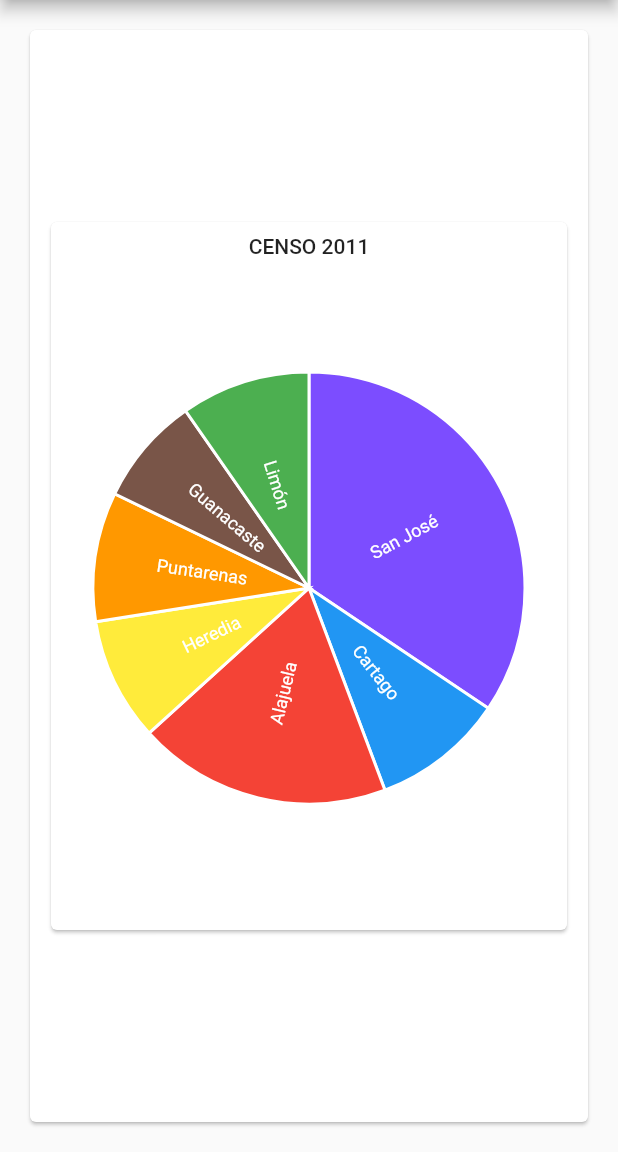
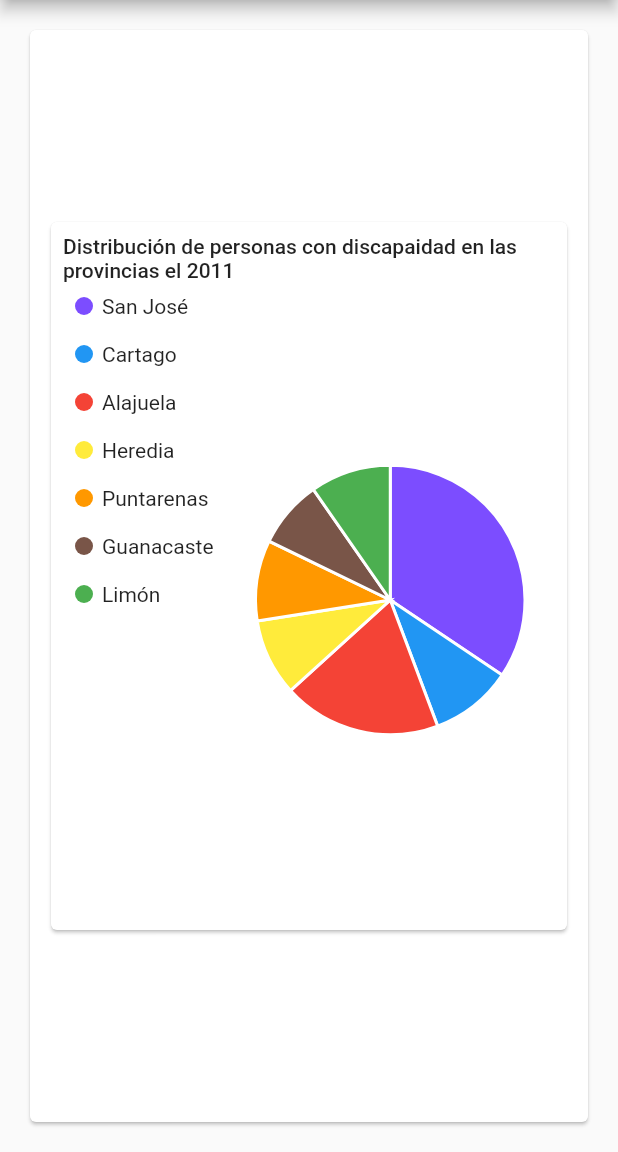
Before and after one commit to GarnierAdrian/visualizacion_proyecto_corto_1, a Flutter app: the screen it shows after launch, after a tap on "Burbuja", after a tap on "Pie", on a phone screen of 412 x 824 dp, the part 84-1236 px from its top. Run offline on Flutter 3.47's test engine with Material 2 defaults, Android fonts, the phone set to English and light mode, and no system bars; our stand-ins replace charts_flutter; missing offline and left inert: dart:ffi.

Commit message:
[UPDATE]: Corrección de titulos

```diff
--- a/PROGRA/pc_one_v/lib/make_bar_graphic.dart
+++ b/PROGRA/pc_one_v/lib/make_bar_graphic.dart
@@ -24,7 +24,7 @@ class StackedHorizontalBarChart extends StatelessWidget {
           child: Column(
             children: <Widget>[
               Text(
-                "CENSO 2011: PERSONAS CON DISCAPACIDAD TIPIFICADO POR SEXO Y PROVINCIA",
+                "Personas con discapacidad tipificado por sexy y provincia el 2011",
                 style: Theme.of(context).textTheme.body2
               ),
               Expanded(
--- a/PROGRA/pc_one_v/lib/make_pie_graphic.dart
+++ b/PROGRA/pc_one_v/lib/make_pie_graphic.dart
@@ -26,19 +26,19 @@ class PieMaker extends StatelessWidget {
           child: Column(
             children: <Widget>[
               Text(
-                "CENSO 2011",
-                style: Theme
+                "Distribución de personas con discapaidad en las provincias el 2011",
+               style: Theme
                     .of(context)
                     .textTheme
                     .body2,
               ),
               Expanded(
                 child:charts.PieChart(seriesList,
-                  animate: animate,
-                  defaultRenderer: new charts.ArcRendererConfig(arcRendererDecorators: [
-                    new charts.ArcLabelDecorator(
-                        labelPosition: charts.ArcLabelPosition.auto)
-                  ])),
+                    animate: animate,
+                    behaviors: [new charts.DatumLegend(position: charts.BehaviorPosition.start
+                      ,          horizontalFirst: false,)],
+                    defaultRenderer: new charts.ArcRendererConfig(arcRendererDecorators: [
+                    ])),
               )
             ],
           ),
```
